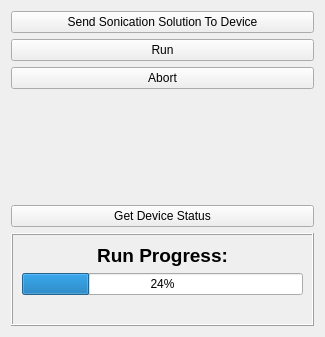
Above: OpenLIFUSonicationControl/Resources/UI/OpenLIFUSonicationControl.ui from OpenwaterHealth/SlicerOpenLIFU before the change. Below: the same form after it.
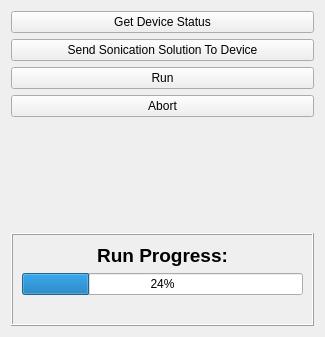
That is the form after the change. Custom widgets are drawn as their Qt base class.

Commit message: Move device status push button to top of module (#140)

The edit to the form file:
```diff
--- a/OpenLIFUSonicationControl/Resources/UI/OpenLIFUSonicationControl.ui
+++ b/OpenLIFUSonicationControl/Resources/UI/OpenLIFUSonicationControl.ui
@@ -11,6 +11,16 @@
    </rect>
   </property>
   <layout class="QVBoxLayout" name="verticalLayout_2">
+   <item>
+    <widget class="QPushButton" name="manuallyGetDeviceStatusPushButton">
+     <property name="toolTip">
+      <string>This button retrieves the current status of the hardware device and prints the status below.</string>
+     </property>
+     <property name="text">
+      <string>Get Device Status</string>
+     </property>
+    </widget>
+   </item>
    <item>
     <widget class="QPushButton" name="sendSonicationSolutionToDevicePushButton">
      <property name="text">
@@ -76,16 +86,6 @@
      </property>
     </spacer>
    </item>
-   <item>
-    <widget class="QPushButton" name="manuallyGetDeviceStatusPushButton">
-     <property name="toolTip">
-      <string>This button retrieves the current status of the hardware device and prints the status below.</string>
-     </property>
-     <property name="text">
-      <string>Get Device Status</string>
-     </property>
-    </widget>
-   </item>
    <item>
     <widget class="QFrame" name="runStatusFrame">
      <property name="frameShape">
```
